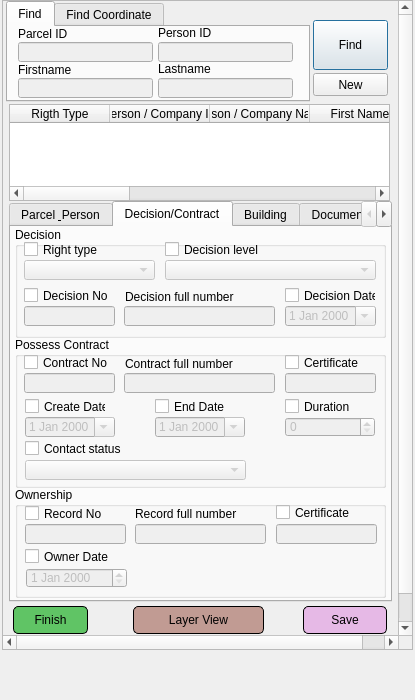
Above: view/ParcelInfoDialog.ui from teamlm2/lm2 before the change. Below: the same form after it.
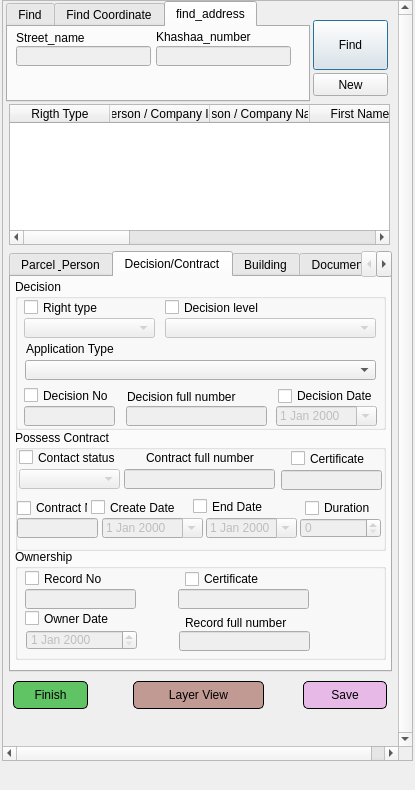
That is the form after the change. The open tabs and pages were chosen to show the change. Icons and pictures are not drawn.

The edit to the form file:
```diff
--- a/view/ParcelInfoDialog.ui
+++ b/view/ParcelInfoDialog.ui
@@ -7,19 +7,19 @@
     <x>0</x>
     <y>0</y>
     <width>415</width>
-    <height>700</height>
+    <height>790</height>
    </rect>
   </property>
   <property name="minimumSize">
    <size>
     <width>415</width>
-    <height>690</height>
+    <height>700</height>
    </size>
   </property>
   <property name="maximumSize">
    <size>
     <width>415</width>
-    <height>700</height>
+    <height>790</height>
    </size>
   </property>
   <property name="windowTitle">
@@ -32,7 +32,7 @@
       <x>2</x>
       <y>0</y>
       <width>411</width>
-      <height>650</height>
+      <height>761</height>
      </rect>
     </property>
     <property name="sizePolicy">
@@ -44,34 +44,61 @@
     <property name="minimumSize">
      <size>
       <width>0</width>
-      <height>650</height>
+      <height>600</height>
      </size>
     </property>
     <property name="maximumSize">
      <size>
       <width>435</width>
-      <height>660</height>
+      <height>800</height>
      </size>
     </property>
+    <property name="mouseTracking">
+     <bool>false</bool>
+    </property>
+    <property name="acceptDrops">
+     <bool>false</bool>
+    </property>
+    <property name="layoutDirection">
+     <enum>Qt::LeftToRight</enum>
+    </property>
+    <property name="autoFillBackground">
+     <bool>false</bool>
+    </property>
+    <property name="frameShape">
+     <enum>QFrame::StyledPanel</enum>
+    </property>
+    <property name="frameShadow">
+     <enum>QFrame::Sunken</enum>
+    </property>
+    <property name="verticalScrollBarPolicy">
+     <enum>Qt::ScrollBarAlwaysOn</enum>
+    </property>
+    <property name="horizontalScrollBarPolicy">
+     <enum>Qt::ScrollBarAlwaysOn</enum>
+    </property>
     <property name="widgetResizable">
      <bool>false</bool>
     </property>
+    <property name="alignment">
+     <set>Qt::AlignJustify|Qt::AlignTop</set>
+    </property>
     <widget class="QWidget" name="scrollAreaWidgetContents">
      <property name="geometry">
       <rect>
        <x>0</x>
        <y>0</y>
-       <width>419</width>
-       <height>664</height>
+       <width>409</width>
+       <height>739</height>
       </rect>
      </property>
      <widget class="QTabWidget" name="parcel_tab_widget">
       <property name="geometry">
        <rect>
         <x>6</x>
-        <y>200</y>
+        <y>250</y>
         <width>383</width>
-        <height>401</height>
+        <height>421</height>
        </rect>
       </property>
       <property name="currentIndex">
@@ -653,9 +680,9 @@
         <property name="geometry">
          <rect>
           <x>4</x>
-          <y>0</y>
+          <y>2</y>
           <width>371</width>
-          <height>111</height>
+          <height>151</height>
          </rect>
         </property>
         <property name="title">
@@ -667,9 +694,9 @@
          </property>
          <property name="geometry">
           <rect>
-           <x>270</x>
-           <y>79</y>
-           <width>91</width>
+           <x>261</x>
+           <y>127</y>
+           <width>101</width>
            <height>20</height>
           </rect>
          </property>
@@ -680,10 +707,10 @@
         <widget class="QCheckBox" name="decision_date_chbox">
          <property name="geometry">
           <rect>
-           <x>270</x>
-           <y>60</y>
-           <width>91</width>
-           <height>17</height>
+           <x>263</x>
+           <y>107</y>
+           <width>101</width>
+           <height>20</height>
           </rect>
          </property>
          <property name="text">
@@ -696,9 +723,9 @@
          </property>
          <property name="geometry">
           <rect>
-           <x>109</x>
-           <y>79</y>
-           <width>151</width>
+           <x>111</x>
+           <y>127</y>
+           <width>141</width>
            <height>20</height>
           </rect>
          </property>
@@ -710,7 +737,7 @@
          <property name="geometry">
           <rect>
            <x>9</x>
-           <y>33</y>
+           <y>39</y>
            <width>131</width>
            <height>20</height>
           </rect>
@@ -723,7 +750,7 @@
          <property name="geometry">
           <rect>
            <x>9</x>
-           <y>79</y>
+           <y>127</y>
            <width>91</width>
            <height>20</height>
           </rect>
@@ -732,8 +759,8 @@
         <widget class="QLabel" name="decision_full_chbox">
          <property name="geometry">
           <rect>
-           <x>110</x>
-           <y>62</y>
+           <x>112</x>
+           <y>110</y>
            <width>136</width>
            <height>16</height>
           </rect>
@@ -749,7 +776,7 @@
          <property name="geometry">
           <rect>
            <x>150</x>
-           <y>33</y>
+           <y>39</y>
            <width>211</width>
            <height>20</height>
           </rect>
@@ -759,7 +786,7 @@
          <property name="geometry">
           <rect>
            <x>150</x>
-           <y>14</y>
+           <y>20</y>
            <width>211</width>
            <height>17</height>
           </rect>
@@ -772,7 +799,7 @@
          <property name="geometry">
           <rect>
            <x>9</x>
-           <y>14</y>
+           <y>20</y>
            <width>136</width>
            <height>17</height>
           </rect>
@@ -785,7 +812,7 @@
          <property name="geometry">
           <rect>
            <x>9</x>
-           <y>60</y>
+           <y>108</y>
            <width>91</width>
            <height>17</height>
           </rect>
@@ -794,14 +821,40 @@
           <string>Decision No</string>
          </property>
         </widget>
+        <widget class="QLabel" name="label_37">
+         <property name="geometry">
+          <rect>
+           <x>11</x>
+           <y>62</y>
+           <width>307</width>
+           <height>16</height>
+          </rect>
+         </property>
+         <property name="text">
+          <string>Application Type</string>
+         </property>
+        </widget>
+        <widget class="QComboBox" name="application_type_cbox">
+         <property name="enabled">
+          <bool>true</bool>
+         </property>
+         <property name="geometry">
+          <rect>
+           <x>10</x>
+           <y>81</y>
+           <width>351</width>
+           <height>20</height>
+          </rect>
+         </property>
+        </widget>
        </widget>
        <widget class="QGroupBox" name="groupBox_2">
         <property name="geometry">
          <rect>
           <x>4</x>
-          <y>110</y>
+          <y>153</y>
           <width>371</width>
-          <height>151</height>
+          <height>121</height>
          </rect>
         </property>
         <property name="title">
@@ -813,9 +866,9 @@
          </property>
          <property name="geometry">
           <rect>
-           <x>10</x>
-           <y>123</y>
-           <width>221</width>
+           <x>4</x>
+           <y>39</y>
+           <width>101</width>
            <height>20</height>
           </rect>
          </property>
@@ -826,9 +879,9 @@
          </property>
          <property name="geometry">
           <rect>
-           <x>10</x>
-           <y>80</y>
-           <width>90</width>
+           <x>87</x>
+           <y>88</y>
+           <width>101</width>
            <height>20</height>
           </rect>
          </property>
@@ -842,9 +895,9 @@
          </property>
          <property name="geometry">
           <rect>
-           <x>270</x>
-           <y>36</y>
-           <width>91</width>
+           <x>266</x>
+           <y>40</y>
+           <width>101</width>
            <height>20</height>
           </rect>
          </property>
@@ -852,9 +905,9 @@
         <widget class="QCheckBox" name="contract_date_chbox">
          <property name="geometry">
           <rect>
-           <x>10</x>
-           <y>61</y>
-           <width>81</width>
+           <x>76</x>
+           <y>69</y>
+           <width>101</width>
            <height>17</height>
           </rect>
          </property>
@@ -865,10 +918,10 @@
         <widget class="QCheckBox" name="contract_no_chbox">
          <property name="geometry">
           <rect>
-           <x>9</x>
-           <y>17</y>
-           <width>91</width>
-           <height>17</height>
+           <x>2</x>
+           <y>68</y>
+           <width>71</width>
+           <height>20</height>
           </rect>
          </property>
          <property name="text">
@@ -878,9 +931,9 @@
         <widget class="QLabel" name="contract_full_chbox">
          <property name="geometry">
           <rect>
-           <x>110</x>
-           <y>19</y>
-           <width>151</width>
+           <x>131</x>
+           <y>20</y>
+           <width>121</width>
            <height>16</height>
           </rect>
          </property>
@@ -891,9 +944,9 @@
         <widget class="QCheckBox" name="end_date_chbox">
          <property name="geometry">
           <rect>
-           <x>140</x>
-           <y>61</y>
-           <width>81</width>
+           <x>178</x>
+           <y>68</y>
+           <width>121</width>
            <height>17</height>
           </rect>
          </property>
@@ -907,9 +960,9 @@
          </property>
          <property name="geometry">
           <rect>
-           <x>9</x>
-           <y>36</y>
-           <width>91</width>
+           <x>2</x>
+           <y>88</y>
+           <width>81</width>
            <height>20</height>
           </rect>
          </property>
@@ -917,10 +970,10 @@
         <widget class="QCheckBox" name="duration_chbox">
          <property name="geometry">
           <rect>
-           <x>270</x>
-           <y>61</y>
-           <width>101</width>
-           <height>17</height>
+           <x>290</x>
+           <y>68</y>
+           <width>81</width>
+           <height>20</height>
           </rect>
          </property>
          <property name="text">
@@ -930,8 +983,8 @@
         <widget class="QCheckBox" name="contract_certificate_chbox">
          <property name="geometry">
           <rect>
-           <x>270</x>
-           <y>17</y>
+           <x>276</x>
+           <y>20</y>
            <width>91</width>
            <height>17</height>
           </rect>
@@ -947,7 +1000,7 @@
          <property name="geometry">
           <rect>
            <x>109</x>
-           <y>36</y>
+           <y>39</y>
            <width>151</width>
            <height>20</height>
           </rect>
@@ -959,9 +1012,9 @@
          </property>
          <property name="geometry">
           <rect>
-           <x>270</x>
-           <y>80</y>
-           <width>90</width>
+           <x>285</x>
+           <y>88</y>
+           <width>81</width>
            <height>20</height>
           </rect>
          </property>
@@ -972,9 +1025,9 @@
          </property>
          <property name="geometry">
           <rect>
-           <x>140</x>
-           <y>80</y>
-           <width>90</width>
+           <x>191</x>
+           <y>88</y>
+           <width>91</width>
            <height>20</height>
           </rect>
          </property>
@@ -985,9 +1038,9 @@
         <widget class="QCheckBox" name="contract_status_chbox">
          <property name="geometry">
           <rect>
-           <x>10</x>
-           <y>103</y>
-           <width>221</width>
+           <x>4</x>
+           <y>19</y>
+           <width>111</width>
            <height>17</height>
           </rect>
          </property>
@@ -1000,7 +1053,7 @@
         <property name="geometry">
          <rect>
           <x>4</x>
-          <y>260</y>
+          <y>272</y>
           <width>371</width>
           <height>111</height>
          </rect>
@@ -1011,10 +1064,10 @@
         <widget class="QLabel" name="record_full_">
          <property name="geometry">
           <rect>
-           <x>120</x>
-           <y>19</y>
-           <width>131</width>
-           <height>16</height>
+           <x>170</x>
+           <y>64</y>
+           <width>121</width>
+           <height>20</height>
           </rect>
          </property>
          <property name="text">
@@ -1027,9 +1080,9 @@
          </property>
          <property name="geometry">
           <rect>
-           <x>261</x>
-           <y>37</y>
-           <width>101</width>
+           <x>163</x>
+           <y>40</y>
+           <width>131</width>
            <height>20</height>
           </rect>
          </property>
@@ -1042,7 +1095,7 @@
           <rect>
            <x>11</x>
            <y>81</y>
-           <width>101</width>
+           <width>111</width>
            <height>20</height>
           </rect>
          </property>
@@ -1051,8 +1104,8 @@
          <property name="geometry">
           <rect>
            <x>10</x>
-           <y>18</y>
-           <width>101</width>
+           <y>21</y>
+           <width>151</width>
            <height>17</height>
           </rect>
          </property>
@@ -1067,8 +1120,8 @@
          <property name="geometry">
           <rect>
            <x>10</x>
-           <y>37</y>
-           <width>101</width>
+           <y>40</y>
+           <width>111</width>
            <height>20</height>
           </rect>
          </property>
@@ -1079,8 +1132,8 @@
          </property>
          <property name="geometry">
           <rect>
-           <x>120</x>
-           <y>37</y>
+           <x>164</x>
+           <y>82</y>
            <width>131</width>
            <height>20</height>
           </rect>
@@ -1089,10 +1142,10 @@
         <widget class="QCheckBox" name="record_certificate_chbox">
          <property name="geometry">
           <rect>
-           <x>261</x>
-           <y>17</y>
-           <width>101</width>
-           <height>17</height>
+           <x>170</x>
+           <y>20</y>
+           <width>111</width>
+           <height>20</height>
           </rect>
          </property>
          <property name="text">
@@ -1104,7 +1157,7 @@
           <rect>
            <x>10</x>
            <y>61</y>
-           <width>101</width>
+           <width>141</width>
            <height>17</height>
           </rect>
          </property>
@@ -2366,7 +2419,7 @@
         <x>6</x>
         <y>103</y>
         <width>381</width>
-        <height>97</height>
+        <height>141</height>
        </rect>
       </property>
       <column>
@@ -2424,7 +2477,7 @@
       <property name="geometry">
        <rect>
         <x>10</x>
-        <y>605</y>
+        <y>680</y>
         <width>75</width>
         <height>28</height>
        </rect>
@@ -2450,7 +2503,7 @@
       <property name="geometry">
        <rect>
         <x>300</x>
-        <y>605</y>
+        <y>680</y>
         <width>84</width>
         <height>28</height>
        </rect>
@@ -2495,7 +2548,7 @@
       <property name="geometry">
        <rect>
         <x>130</x>
-        <y>605</y>
+        <y>680</y>
         <width>131</width>
         <height>28</height>
        </rect>
@@ -2521,7 +2574,7 @@
       <property name="geometry">
        <rect>
         <x>20</x>
-        <y>640</y>
+        <y>715</y>
         <width>361</width>
         <height>17</height>
        </rect>
@@ -2568,6 +2621,12 @@
         <height>101</height>
        </rect>
       </property>
+      <property name="acceptDrops">
+       <bool>false</bool>
+      </property>
+      <property name="layoutDirection">
+       <enum>Qt::LeftToRight</enum>
+      </property>
       <property name="currentIndex">
        <number>0</number>
       </property>
@@ -2773,6 +2832,63 @@
         </property>
        </widget>
       </widget>
+      <widget class="QWidget" name="tab_19">
+       <attribute name="title">
+        <string>find_address</string>
+       </attribute>
+       <widget class="QLabel" name="label_55">
+        <property name="geometry">
+         <rect>
+          <x>148</x>
+          <y>2</y>
+          <width>136</width>
+          <height>16</height>
+         </rect>
+        </property>
+        <property name="text">
+         <string>Khashaa_number</string>
+        </property>
+       </widget>
+       <widget class="QLabel" name="label_56">
+        <property name="geometry">
+         <rect>
+          <x>8</x>
+          <y>3</y>
+          <width>121</width>
+          <height>16</height>
+         </rect>
+        </property>
+        <property name="text">
+         <string>Street_name</string>
+        </property>
+       </widget>
+       <widget class="QLineEdit" name="find_street_name_edit">
+        <property name="enabled">
+         <bool>false</bool>
+        </property>
+        <property name="geometry">
+         <rect>
+          <x>8</x>
+          <y>19</y>
+          <width>135</width>
+          <height>20</height>
+         </rect>
+        </property>
+       </widget>
+       <widget class="QLineEdit" name="find_khashaa_number_edit">
+        <property name="enabled">
+         <bool>false</bool>
+        </property>
+        <property name="geometry">
+         <rect>
+          <x>148</x>
+          <y>19</y>
+          <width>135</width>
+          <height>20</height>
+         </rect>
+        </property>
+       </widget>
+      </widget>
      </widget>
     </widget>
    </widget>
```
Left out of the diff: 40 changed lines with no effect on the pictures.
